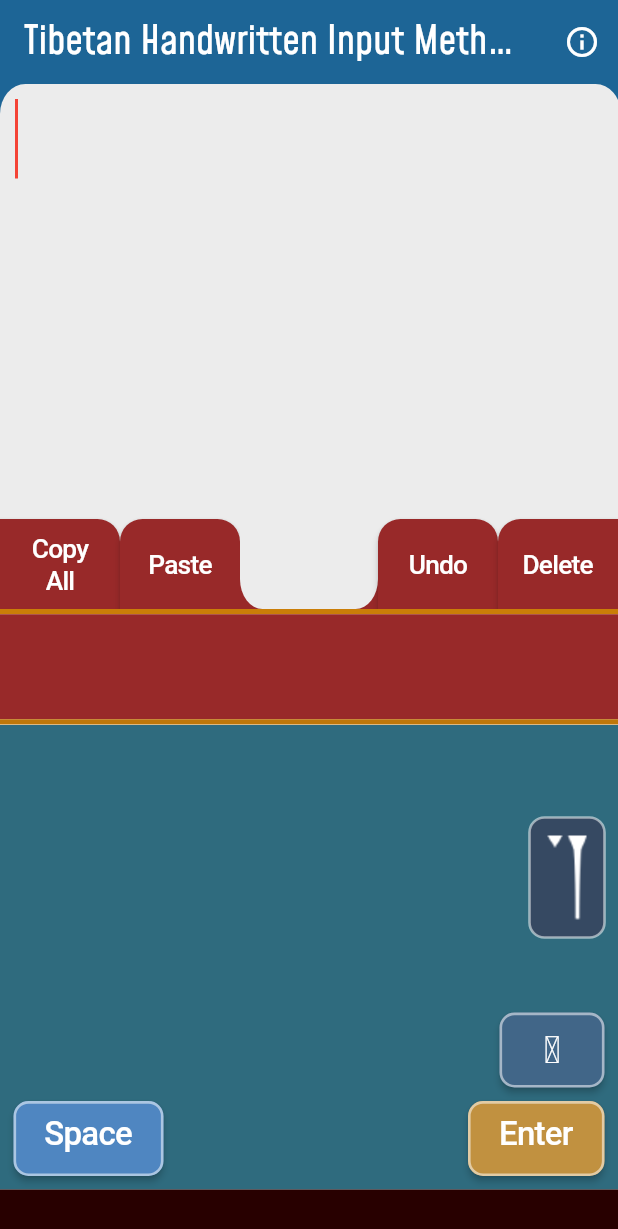
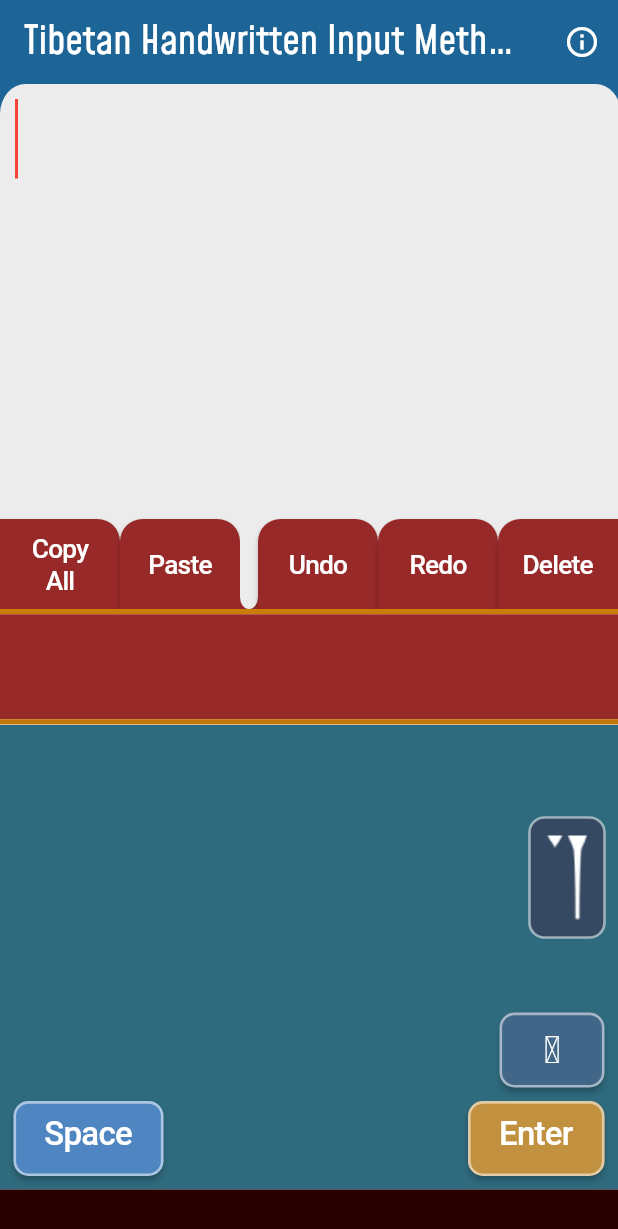
Before and after one commit to R-S-W/Write-Tibetan, a Flutter app: the screen it shows after launch, on a phone screen of 412 x 824 dp. Shown: the top 1229 px of the screen. Run offline on Flutter 3.47's test engine with Material 2 defaults, Android fonts, the phone set to English and light mode, and no system bars; missing offline and left inert: clipboard; Roboto replaces fonts that are missing (ShipporiAntiqueB1).

Commit message:
Add Redo button to TextDisplay

```diff
--- a/lib/app_body_files/text_display.dart
+++ b/lib/app_body_files/text_display.dart
@@ -63,7 +63,7 @@ class _TextDisplayState extends State<TextDisplay> {
             child: Row(//Copy, Delete Buttons
               mainAxisAlignment: MainAxisAlignment.spaceBetween,
               children: <Widget>[
-                TextDisplayButton.left(
+                TextDisplayButton.left(//COPY BUTTON
                   label: 'Copy\nAll',
                   onPressed: (){
                     AppBrain appBrain = Provider.of<AppBrain>(context, listen:false);
@@ -72,7 +72,7 @@ class _TextDisplayState extends State<TextDisplay> {
                 ),
 
 
-                TextDisplayButton(
+                TextDisplayButton(//PASTE BUTTON
                     label: 'Paste',
                     onPressed: (){
                       AppBrain appBrain = Provider.of<AppBrain>(context, listen: false);
@@ -83,7 +83,7 @@ class _TextDisplayState extends State<TextDisplay> {
                 ),
 
 
-                Expanded(
+                Expanded(//Spacer
                   child: Stack(
                     children: <Widget>[
                       Container(
@@ -105,7 +105,7 @@ class _TextDisplayState extends State<TextDisplay> {
                 ),
 
 
-                TextDisplayButton(
+                TextDisplayButton(//UNDO BUTTON
                   label: 'Undo',
                   onPressed: (){
                     AppBrain appBrain = Provider.of<AppBrain>(context, listen: false);
@@ -113,8 +113,16 @@ class _TextDisplayState extends State<TextDisplay> {
                   }
                 ),
 
+                TextDisplayButton(//REDO BUTTON
+                    label: 'Redo',
+                    onPressed: (){
+                      AppBrain appBrain = Provider.of<AppBrain>(context, listen: false);
+                      appBrain.redo();
+                    }
+                ),
 
-                Container( //DeleteButton
+
+                Container( //DELETE BUTTON
                   width: 80,
                   height: 60,
                   child: ElevatedButton(
--- a/lib/app_logic/app_brain.dart
+++ b/lib/app_logic/app_brain.dart
@@ -200,12 +200,13 @@ class AppBrain with ChangeNotifier {
     if (isModified){
       //Clear the text states after the prevState
       _textHistoryItr.removeAfterCurrent();
-      //Add the current state
+      //Add the current state to _textHistory
       _textHistory.addLast( [
         getTextDisplaySentence(),
         <int>[..._numTChars],
         _getSelectionRange()
       ]);
+      _textHistoryItr.advance();//Move _textHistoryItr to the latest state
       if (_maxTextHistoryLength < _textHistory.length){
         _textHistory.removeFirst();
       }
```
